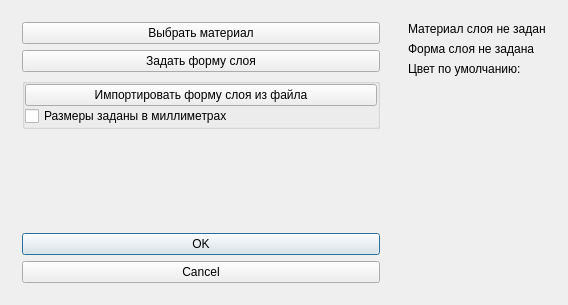
Old version of the form src/VWindowLayer.ui in the repository travenos/vari.
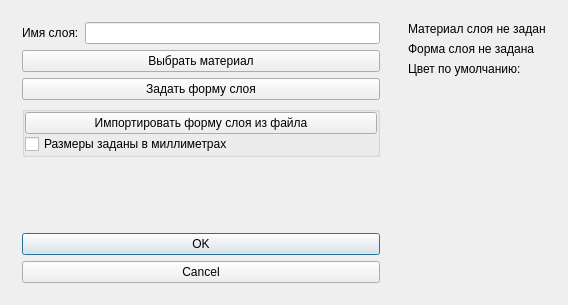
New version of the form.

Commit message: Add names to layers, make displaying layers list in a table

```diff
--- a/src/VWindowLayer.ui
+++ b/src/VWindowLayer.ui
@@ -23,10 +23,24 @@
      <verstretch>0</verstretch>
     </sizepolicy>
    </property>
-   <layout class="QHBoxLayout" name="horizontalLayout">
+   <layout class="QHBoxLayout" name="horizontalLayout_2">
     <item>
      <widget class="QWidget" name="buttonsWidget" native="true">
       <layout class="QVBoxLayout" name="verticalLayout">
+       <item>
+        <layout class="QHBoxLayout" name="horizontalLayout">
+         <item>
+          <widget class="QLabel" name="layerNameLabel">
+           <property name="text">
+            <string>Имя слоя:</string>
+           </property>
+          </widget>
+         </item>
+         <item>
+          <widget class="QLineEdit" name="layerNameEdit"/>
+         </item>
+        </layout>
+       </item>
        <item>
         <widget class="QPushButton" name="chooseMaterialButton">
          <property name="text">
```
Left out of the diff: 1 changed line with no effect on the pictures. The commit also changes 18 other files.
